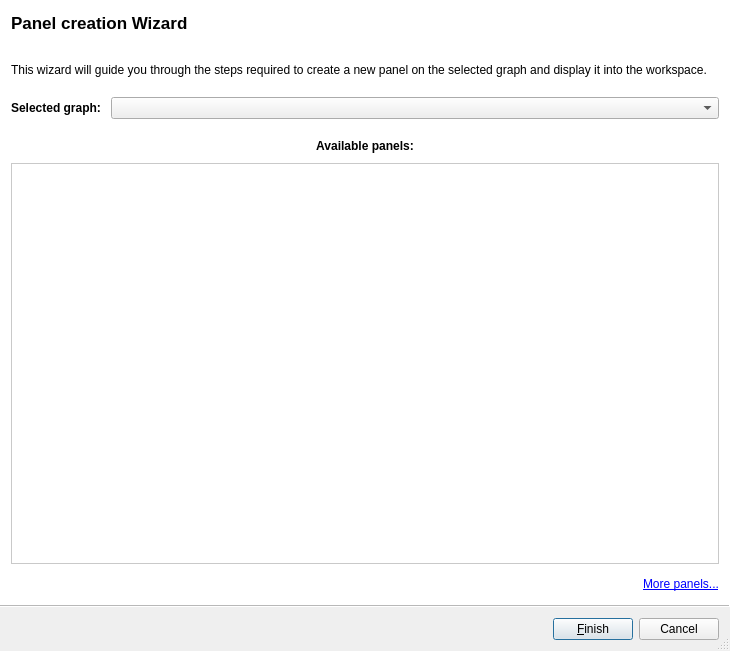
Qt form plugins/perspective/GraphPerspective/designer/PanelSelectionWizard.ui (vadivelselvaraj/TulipGLImprovement) before a commit.
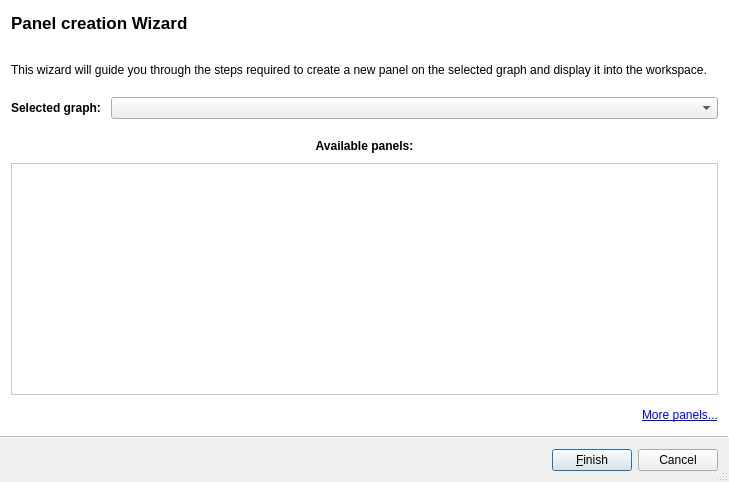
The same form after that commit. Icons and pictures are not drawn.

Commit message: Deleted graphs now trigger associated views/panels to close Added a custom callback to hand graph deletion in View

Patch:
```diff
--- a/plugins/perspective/GraphPerspective/designer/PanelSelectionWizard.ui
+++ b/plugins/perspective/GraphPerspective/designer/PanelSelectionWizard.ui
@@ -6,8 +6,8 @@
    <rect>
     <x>0</x>
     <y>0</y>
-    <width>730</width>
-    <height>651</height>
+    <width>729</width>
+    <height>482</height>
    </rect>
   </property>
   <property name="windowTitle">
@@ -113,8 +113,8 @@
           <rect>
            <x>0</x>
            <y>0</y>
-           <width>720</width>
-           <height>393</height>
+           <width>719</width>
+           <height>224</height>
           </rect>
          </property>
         </widget>
```
The commit also changes 10 other files.
